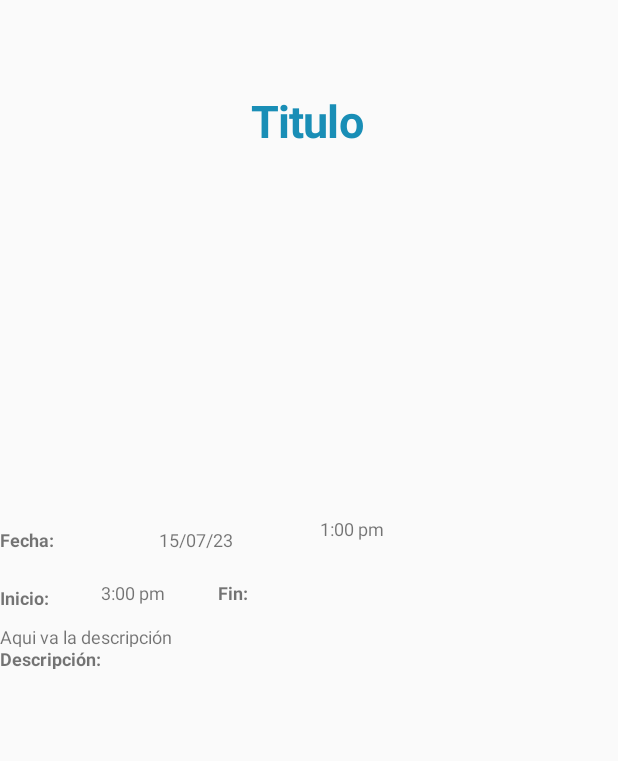
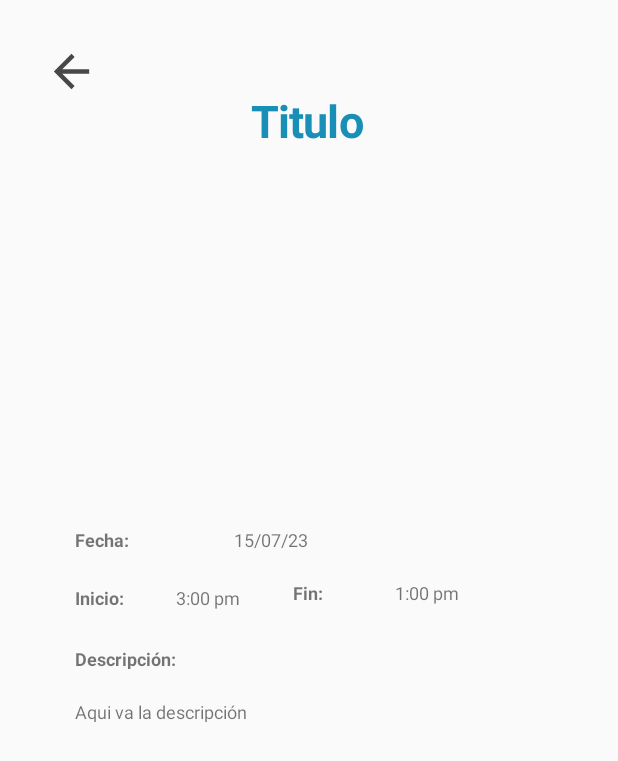
Before and after one commit to Carlos1507/Lab6_20190740_20195527, an Android app: the DetalleActivity screen opened directly, with no data from a screen before it, on a phone screen of 412 x 824 dp. Shown: the top 761 px of the screen. Run offline under Robolectric (Android 15) with nearby library versions, the light colour scheme and no system bars; 5 statements that could not run were skipped.

Commit message:
fecha y hora formateada

```diff
--- a/app/src/main/java/com/example/lab6_20190740_20195527/activities/DetalleActivity.java
+++ b/app/src/main/java/com/example/lab6_20190740_20195527/activities/DetalleActivity.java
@@ -2,15 +2,41 @@ package com.example.lab6_20190740_20195527.activities;
 
 import androidx.appcompat.app.AppCompatActivity;
 
+import android.content.Intent;
+import android.content.SharedPreferences;
 import android.os.Bundle;
 
 import com.example.lab6_20190740_20195527.R;
+import com.example.lab6_20190740_20195527.databinding.ActivityDetalleBinding;
+import com.example.lab6_20190740_20195527.entities.Actividad;
+import com.google.gson.Gson;
+import com.google.gson.reflect.TypeToken;
+
+import java.lang.reflect.Type;
 
 public class DetalleActivity extends AppCompatActivity {
-
+    ActivityDetalleBinding binding;
     @Override
     protected void onCreate(Bundle savedInstanceState) {
         super.onCreate(savedInstanceState);
-        setContentView(R.layout.activity_detalle);
+        binding = ActivityDetalleBinding.inflate(getLayoutInflater());
+        setContentView(binding.getRoot());
+        Gson gson = new Gson();
+        SharedPreferences sharedPreferences = getSharedPreferences("MainPreference", MODE_PRIVATE);
+        SharedPreferences.Editor editor = sharedPreferences.edit();
+        String activStr = sharedPreferences.getString("actividad","");
+        editor.remove("actividad");
+        editor.apply();
+        Type activType = new TypeToken<Actividad>(){}.getType();
+        Actividad actividad = gson.fromJson(activStr, activType);
+        binding.descripcion.setText(actividad.getDescripcion());
+        binding.fecha.setText(actividad.getFecha());
+        binding.timeInicio.setText(actividad.getHoraInicio());
+        binding.timeFin.setText(actividad.getHoraFin());
+        binding.tituloDetalle.setText(actividad.getTitulo());
+        binding.regresar.setOnClickListener(view -> {
+            Intent intent = new Intent(this, MainActivity.class);
+            startActivity(intent);
+        });
     }
 }
--- a/app/src/main/java/com/example/lab6_20190740_20195527/fragmentTimeDate/TimeFinActualizarPickerFragment.java
+++ b/app/src/main/java/com/example/lab6_20190740_20195527/fragmentTimeDate/TimeFinActualizarPickerFragment.java
@@ -16,6 +16,11 @@ import java.util.Calendar;
 public class TimeFinActualizarPickerFragment extends DialogFragment implements TimePickerDialog.OnTimeSetListener{
     public void onTimeSet(TimePicker timePicker, int hour, int minute) {
         ActualizarActivity actualizarActivity = (ActualizarActivity) getActivity();
+        if (hour>=23 && minute>30){
+            hour= 23; minute=30;
+        } else if (hour<6) {
+            hour = 6; minute =0;
+        }
         LocalTime horaFin = LocalTime.of(hour, minute);
         actualizarActivity.setHoraFin(horaFin);
     }
--- a/app/src/main/java/com/example/lab6_20190740_20195527/fragmentTimeDate/TimeFinCrearPickerFragment.java
+++ b/app/src/main/java/com/example/lab6_20190740_20195527/fragmentTimeDate/TimeFinCrearPickerFragment.java
@@ -16,6 +16,11 @@ import java.util.Calendar;
 public class TimeFinCrearPickerFragment extends DialogFragment implements TimePickerDialog.OnTimeSetListener {
     public void onTimeSet(TimePicker timePicker, int hour, int minute) {
         CrearActivity crearActivity = (CrearActivity) getActivity();
+        if (hour>=23 && minute>30){
+            hour= 23; minute=30;
+        } else if (hour<6) {
+            hour = 6; minute =0;
+        }
         LocalTime horaFin = LocalTime.of(hour, minute);
         crearActivity.setHoraFin(horaFin);
     }
--- a/app/src/main/java/com/example/lab6_20190740_20195527/fragmentTimeDate/TimeInicioActualizarPickerFragment.java
+++ b/app/src/main/java/com/example/lab6_20190740_20195527/fragmentTimeDate/TimeInicioActualizarPickerFragment.java
@@ -17,6 +17,11 @@ import java.util.Calendar;
 public class TimeInicioActualizarPickerFragment extends DialogFragment implements TimePickerDialog.OnTimeSetListener{
     public void onTimeSet(TimePicker timePicker, int hour, int minute) {
         ActualizarActivity actualizarActivity = (ActualizarActivity) getActivity();
+        if (hour>=23 && minute>30){
+            hour= 23; minute=30;
+        } else if (hour<6) {
+            hour = 6; minute =0;
+        }
         LocalTime horaInicio = LocalTime.of(hour, minute);
         actualizarActivity.setHoraInicio(horaInicio);
     }
--- a/app/src/main/java/com/example/lab6_20190740_20195527/fragmentTimeDate/TimeInicioCrearPickerFragment.java
+++ b/app/src/main/java/com/example/lab6_20190740_20195527/fragmentTimeDate/TimeInicioCrearPickerFragment.java
@@ -16,6 +16,11 @@ import java.util.Calendar;
 public class TimeInicioCrearPickerFragment extends DialogFragment implements TimePickerDialog.OnTimeSetListener {
     public void onTimeSet(TimePicker timePicker, int hour, int minute) {
         CrearActivity crearActivity = (CrearActivity) getActivity();
+        if (hour>=23 && minute>30){
+            hour= 23; minute=30;
+        } else if (hour<6) {
+            hour = 6; minute =0;
+        }
         LocalTime horaInicio = LocalTime.of(hour, minute);
         crearActivity.setHoraInicio(horaInicio);
     }
--- /dev/null
+++ b/app/src/main/res/drawable/baseline_arrow_back_24.xml
@@ -0,0 +1,5 @@
+<vector android:autoMirrored="true" android:height="24dp"
+    android:tint="#494646" android:viewportHeight="24"
+    android:viewportWidth="24" android:width="24dp" xmlns:android="http://schemas.android.com/apk/res/android">
+    <path android:fillColor="@android:color/white" android:pathData="M20,11H7.83l5.59,-5.59L12,4l-8,8 8,8 1.41,-1.41L7.83,13H20v-2z"/>
+</vector>
--- /dev/null
+++ b/app/src/main/res/drawable/baseline_filter_list_24.xml
@@ -0,0 +1,5 @@
+<vector android:height="24dp" android:tint="#000000"
+    android:viewportHeight="24" android:viewportWidth="24"
+    android:width="24dp" xmlns:android="http://schemas.android.com/apk/res/android">
+    <path android:fillColor="@android:color/white" android:pathData="M10,18h4v-2h-4v2zM3,6v2h18L21,6L3,6zM6,13h12v-2L6,11v2z"/>
+</vector>
--- /dev/null
+++ b/app/src/main/res/drawable/baseline_open_in_new_24.xml
@@ -0,0 +1,5 @@
+<vector android:autoMirrored="true" android:height="24dp"
+    android:tint="#494646" android:viewportHeight="24"
+    android:viewportWidth="24" android:width="24dp" xmlns:android="http://schemas.android.com/apk/res/android">
+    <path android:fillColor="@android:color/white" android:pathData="M19,19H5V5h7V3H5c-1.11,0 -2,0.9 -2,2v14c0,1.1 0.89,2 2,2h14c1.1,0 2,-0.9 2,-2v-7h-2v7zM14,3v2h3.59l-9.83,9.83 1.41,1.41L19,6.41V10h2V3h-7z"/>
+</vector>
--- a/app/src/main/res/layout/activity_detalle.xml
+++ b/app/src/main/res/layout/activity_detalle.xml
@@ -7,7 +7,7 @@
     tools:context=".activities.DetalleActivity">
 
     <TextView
-        android:id="@+id/textView3"
+        android:id="@+id/tituloDetalle"
         android:layout_width="wrap_content"
         android:layout_height="wrap_content"
         android:layout_marginTop="60dp"
@@ -25,46 +25,41 @@
 
 
     <TextView
-        android:id="@+id/fechaText"
+        android:id="@+id/fecha"
         android:layout_width="134dp"
         android:layout_height="15dp"
         android:layout_marginStart="36dp"
-        android:layout_marginBottom="8dp"
         android:text="15/07/23"
         android:textSize="12sp"
-        app:layout_constraintBottom_toBottomOf="parent"
-        app:layout_constraintStart_toEndOf="@+id/fecha"
-        app:layout_constraintTop_toTopOf="parent"
-        app:layout_constraintVertical_bias="0.439" />
+        app:layout_constraintStart_toEndOf="@+id/fechaLabel"
+        app:layout_constraintTop_toTopOf="@+id/fechaLabel" />
 
     <TextView
-        android:id="@+id/fecha"
+        android:id="@+id/fechaLabel"
         android:layout_width="70dp"
         android:layout_height="15dp"
         android:layout_marginBottom="8dp"
         android:text="Fecha:"
         android:textSize="12sp"
+        android:layout_marginStart="50dp"
         android:textStyle="bold"
         app:layout_constraintBottom_toBottomOf="parent"
+        app:layout_constraintStart_toStartOf="parent"
         app:layout_constraintTop_toTopOf="parent"
-        app:layout_constraintVertical_bias="0.439"
-        tools:layout_editor_absoluteX="60dp" />
+        app:layout_constraintVertical_bias="0.439" />
 
     <TextView
-        android:id="@+id/precio"
+        android:id="@+id/timeInicio"
         android:layout_width="50dp"
         android:layout_height="16dp"
         android:layout_marginStart="12dp"
-        android:layout_marginTop="40dp"
         android:text="3:00 pm"
         android:textSize="12sp"
-        app:layout_constraintBottom_toBottomOf="parent"
-        app:layout_constraintStart_toEndOf="@+id/precio2"
-        app:layout_constraintTop_toTopOf="parent"
-        app:layout_constraintVertical_bias="0.451" />
+        app:layout_constraintStart_toEndOf="@+id/tiempoInicioLabel"
+        app:layout_constraintTop_toTopOf="@+id/tiempoInicioLabel" />
 
     <TextView
-        android:id="@+id/precio2"
+        android:id="@+id/tiempoInicioLabel"
         android:layout_width="55dp"
         android:layout_height="13dp"
         android:layout_marginTop="40dp"
@@ -72,12 +67,12 @@
         android:textSize="12sp"
         android:textStyle="bold"
         app:layout_constraintBottom_toBottomOf="parent"
-        app:layout_constraintStart_toStartOf="@+id/fecha"
+        app:layout_constraintStart_toStartOf="@+id/fechaLabel"
         app:layout_constraintTop_toTopOf="parent"
         app:layout_constraintVertical_bias="0.454" />
 
     <TextView
-        android:id="@+id/fin"
+        android:id="@+id/tiempoFinLabel"
         android:layout_width="60dp"
         android:layout_height="16dp"
         android:layout_marginStart="28dp"
@@ -86,24 +81,23 @@
         android:textSize="12sp"
         android:textStyle="bold"
         app:layout_constraintBottom_toBottomOf="parent"
-        app:layout_constraintStart_toEndOf="@+id/precio"
+        app:layout_constraintStart_toEndOf="@+id/timeInicio"
         app:layout_constraintTop_toTopOf="parent"
         app:layout_constraintVertical_bias="0.451" />
 
 
     <TextView
-        android:id="@+id/finhora"
+        android:id="@+id/timeFin"
         android:layout_width="50dp"
         android:layout_height="16dp"
         android:layout_marginStart="8dp"
-        android:layout_marginTop="344dp"
         android:text="1:00 pm"
         android:textSize="12sp"
-        app:layout_constraintStart_toEndOf="@+id/fin"
-        app:layout_constraintTop_toTopOf="parent" />
+        app:layout_constraintStart_toEndOf="@+id/tiempoFinLabel"
+        app:layout_constraintTop_toTopOf="@+id/tiempoFinLabel" />
 
     <TextView
-        android:id="@+id/text"
+        android:id="@+id/descripcionLabel"
         android:layout_width="70dp"
         android:layout_height="15dp"
         android:layout_marginBottom="8dp"
@@ -111,7 +105,7 @@
         android:textSize="12sp"
         android:textStyle="bold"
         app:layout_constraintBottom_toBottomOf="parent"
-        app:layout_constraintStart_toStartOf="@+id/precio2"
+        app:layout_constraintStart_toStartOf="@+id/tiempoInicioLabel"
         app:layout_constraintTop_toTopOf="parent"
         app:layout_constraintVertical_bias="0.538" />
 
@@ -119,21 +113,30 @@
         android:id="@+id/descripcion"
         android:layout_width="134dp"
         android:layout_height="15dp"
-        android:layout_marginTop="416dp"
+        android:layout_marginTop="20dp"
         android:text="Aqui va la descripción"
         android:textSize="12sp"
-        app:layout_constraintStart_toStartOf="@+id/text"
-        app:layout_constraintTop_toTopOf="parent" />
+        app:layout_constraintStart_toStartOf="@+id/descripcionLabel"
+        app:layout_constraintTop_toBottomOf="@+id/descripcionLabel" />
 
     <ImageView
-        android:id="@+id/imageView2"
+        android:id="@+id/fotoActiv"
         android:layout_width="wrap_content"
         android:layout_height="wrap_content"
-        android:layout_marginStart="140dp"
         android:layout_marginTop="124dp"
-        app:layout_constraintStart_toStartOf="parent"
+        app:layout_constraintEnd_toEndOf="@+id/tituloDetalle"
+        app:layout_constraintStart_toStartOf="@+id/tituloDetalle"
         app:layout_constraintTop_toTopOf="parent"
         tools:srcCompat="@tools:sample/avatars" />
 
+    <ImageView
+        android:id="@+id/regresar"
+        android:layout_width="35dp"
+        android:layout_height="35dp"
+        android:layout_margin="30dp"
+        android:clickable="true"
+        app:srcCompat="@drawable/baseline_arrow_back_24"
+        app:layout_constraintStart_toStartOf="parent"
+        app:layout_constraintTop_toTopOf="parent"/>
 
 </androidx.constraintlayout.widget.ConstraintLayout>
```
Also changed, not shown: app/src/main/java/com/example/lab6_20190740_20195527/Config.java (added, +42 -0 lines), app/src/main/java/com/example/lab6_20190740_20195527/activities/ActualizarActivity.java (+8 -4 lines), app/src/main/java/com/example/lab6_20190740_20195527/activities/CrearActivity.java (+5 -3 lines), app/src/main/java/com/example/lab6_20190740_20195527/activities/MainActivity.java (+6 -5 lines), app/src/main/java/com/example/lab6_20190740_20195527/adapters/ListaActividadesAdapter.java (+10 -1 lines), app/src/main/java/com/example/lab6_20190740_20195527/fragmentTimeDate/TimePickerFragment.java (+12 -3 lines), app/src/main/res/layout/activity_main.xml (+20 -9 lines), app/src/main/res/layout/item_rv_activity.xml (+11 -0 lines).
